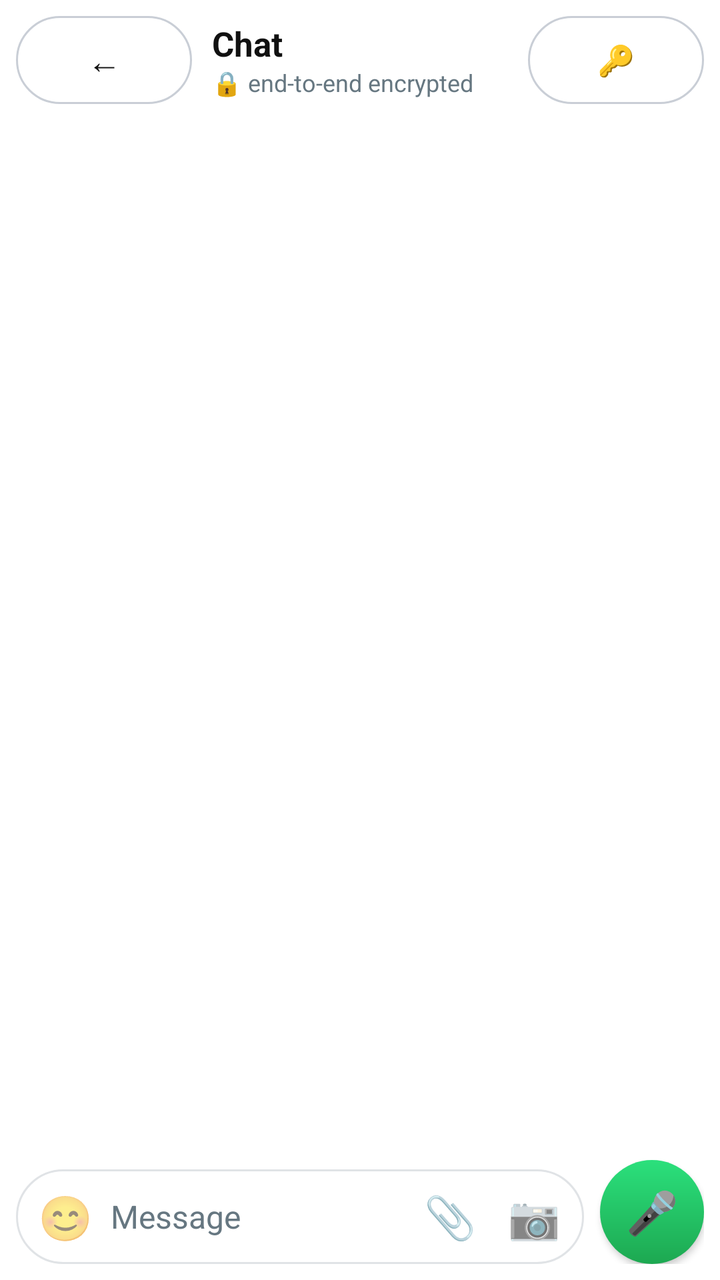
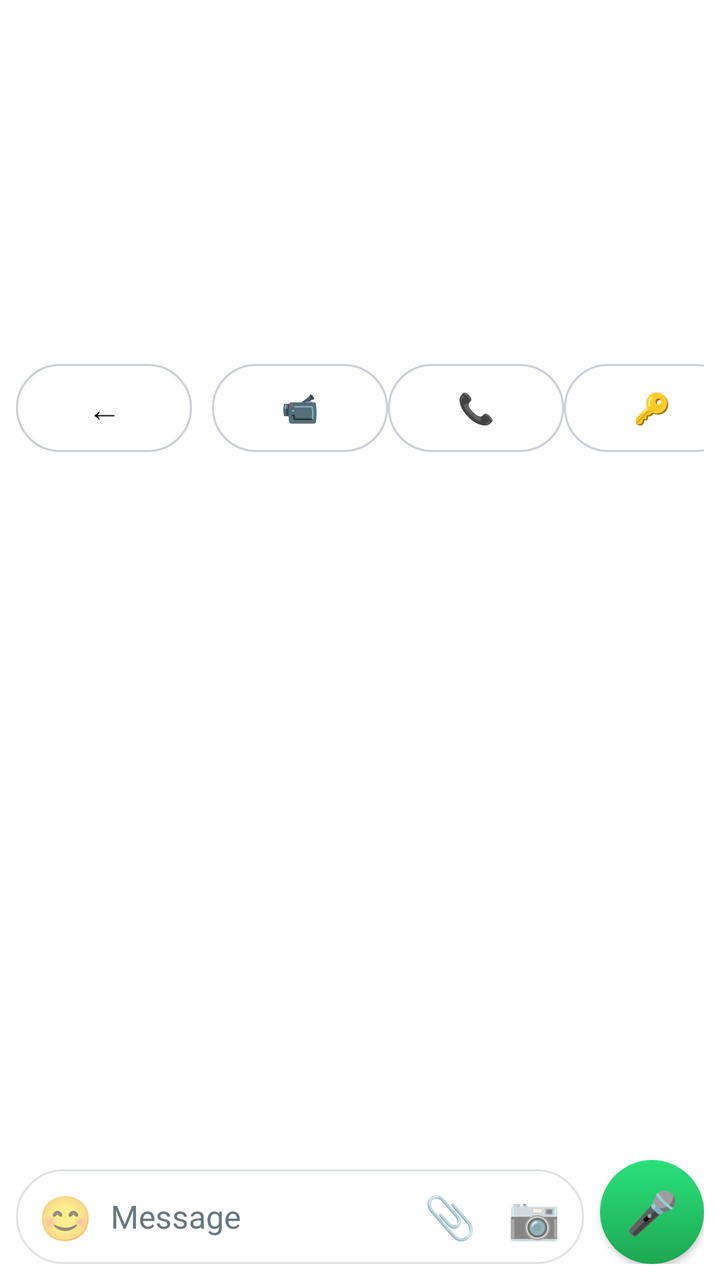

Two renders of the same Android screen: before a commit and after it. Below are the layout's source before the change and the commit's diff.
<!-- AndroidManifest.xml: application theme AppTheme -->
<!-- res/layout/activity_chat.xml -->
<?xml version="1.0" encoding="utf-8"?>
<LinearLayout xmlns:android="http://schemas.android.com/apk/res/android"
    android:layout_width="match_parent" android:layout_height="match_parent"
    android:background="@drawable/bg_app" android:orientation="vertical">

    <LinearLayout
        android:layout_width="match_parent" android:layout_height="wrap_content"
        android:background="@drawable/bg_header" android:gravity="center_vertical"
        android:orientation="horizontal" android:padding="8dp">

        <Button
            android:id="@+id/btnBack"
            android:layout_width="wrap_content" android:layout_height="44dp"
            android:background="@drawable/bg_btn_ghost" android:paddingLeft="13dp"
            android:paddingRight="13dp" android:text="←"
            android:textColor="@color/ink" android:textSize="17sp" />

        <LinearLayout
            android:layout_width="0dp" android:layout_height="wrap_content"
            android:layout_marginLeft="10dp" android:layout_weight="1"
            android:orientation="vertical">
            <TextView
                android:id="@+id/tvChatTitle"
                android:layout_width="wrap_content" android:layout_height="wrap_content"
                android:text="Chat" android:textColor="@color/ink"
                android:textSize="17sp" android:textStyle="bold" />
            <TextView
                android:id="@+id/tvChatSub"
                android:layout_width="wrap_content" android:layout_height="wrap_content"
                android:text="🔒 end-to-end encrypted" android:textColor="@color/sub"
                android:textSize="12sp" />
        </LinearLayout>
        <Button
            android:id="@+id/btnSafety"
            android:layout_width="wrap_content" android:layout_height="44dp"
            android:background="@drawable/bg_btn_ghost" android:paddingLeft="13dp"
            android:paddingRight="13dp" android:text="🔑"
            android:textColor="@color/ink" android:textSize="15sp" />
    </LinearLayout>

    <FrameLayout
        android:id="@+id/wallpaperRoot"
        android:layout_width="match_parent" android:layout_height="0dp"
        android:layout_weight="1">

        <ScrollView
            android:id="@+id/chatScroll"
            android:layout_width="match_parent" android:layout_height="match_parent">
            <LinearLayout
                android:id="@+id/msgList"
                android:layout_width="match_parent" android:layout_height="wrap_content"
                android:orientation="vertical" android:padding="10dp" />
        </ScrollView>

        <LinearLayout
            android:layout_width="match_parent" android:layout_height="wrap_content"
            android:layout_gravity="bottom" android:orientation="vertical"
            android:paddingLeft="8dp" android:paddingRight="8dp" android:paddingBottom="8dp">

            <LinearLayout
                android:id="@+id/recordBar"
                android:layout_width="match_parent" android:layout_height="wrap_content"
                android:layout_marginBottom="6dp" android:background="@drawable/bg_pill"
                android:gravity="center_vertical" android:orientation="horizontal"
                android:padding="8dp" android:visibility="gone">
                <TextView
                    android:layout_width="wrap_content" android:layout_height="wrap_content"
                    android:text="●" android:textColor="#F44336" android:textSize="16sp" />
                <TextView
                    android:id="@+id/tvRecTime"
                    android:layout_width="0dp" android:layout_height="wrap_content"
                    android:layout_marginLeft="8dp" android:layout_weight="1"
                    android:text="0:00" android:textColor="@color/ink" android:textSize="16sp" />
                <Button
                    android:id="@+id/btnRecCancel"
                    android:layout_width="wrap_content" android:layout_height="42dp"
                    android:background="@drawable/bg_btn_ghost" android:paddingLeft="14dp"
                    android:paddingRight="14dp" android:text="Cancel"
                    android:textColor="@color/ink" android:textSize="14sp" />
                <Button
                    android:id="@+id/btnRecSend"
                    android:layout_width="wrap_content" android:layout_height="42dp"
                    android:layout_marginLeft="8dp" android:background="@drawable/bg_btn_teal"
                    android:paddingLeft="16dp" android:paddingRight="16dp" android:text="Bhejo ➤"
                    android:textColor="#FFFFFF" android:textSize="14sp" />
            </LinearLayout>

            <LinearLayout
                android:id="@+id/replyBar"
                android:layout_width="match_parent" android:layout_height="wrap_content"
                android:layout_marginBottom="6dp" android:background="@drawable/bg_pill"
                android:gravity="center_vertical" android:orientation="horizontal"
                android:paddingLeft="14dp" android:paddingRight="6dp"
                android:paddingTop="4dp" android:paddingBottom="4dp" android:visibility="gone">
                <TextView
                    android:id="@+id/tvReply"
                    android:layout_width="0dp" android:layout_height="wrap_content"
                    android:layout_weight="1" android:text="" android:textColor="@color/ink"
                    android:textSize="13sp" />
                <TextView
                    android:id="@+id/btnReplyX"
                    android:layout_width="wrap_content" android:layout_height="wrap_content"
                    android:padding="8dp" android:text="✕" android:textColor="@color/ink"
                    android:textSize="15sp" />
            </LinearLayout>

            <LinearLayout
                android:id="@+id/inputBar"
                android:layout_width="match_parent" android:layout_height="wrap_content"
                android:gravity="bottom" android:orientation="horizontal">

                <LinearLayout
                    android:layout_width="0dp" android:layout_height="wrap_content"
                    android:layout_weight="1" android:background="@drawable/bg_pill"
                    android:gravity="center_vertical" android:orientation="horizontal"
                    android:paddingLeft="2dp" android:paddingRight="4dp">
                    <TextView
                        android:id="@+id/btnEmoji"
                        android:layout_width="wrap_content" android:layout_height="wrap_content"
                        android:padding="9dp" android:text="😊" android:textSize="22sp" />
                    <EditText
                        android:id="@+id/etMessage"
                        android:layout_width="0dp" android:layout_height="wrap_content"
                        android:layout_weight="1" android:background="@null"
                        android:hint="Message" android:inputType="textMultiLine"
                        android:maxLines="4" android:paddingTop="11dp"
                        android:paddingBottom="11dp" android:textColor="@color/ink"
                        android:textColorHint="@color/sub" android:textSize="16sp" />
                    <TextView
                        android:id="@+id/btnAttach"
                        android:layout_width="wrap_content" android:layout_height="wrap_content"
                        android:padding="8dp" android:text="📎" android:textSize="21sp" />
                    <TextView
                        android:id="@+id/btnCamera"
                        android:layout_width="wrap_content" android:layout_height="wrap_content"
                        android:padding="8dp" android:text="📷" android:textSize="21sp" />
                </LinearLayout>

                <Button
                    android:id="@+id/btnMicSend"
                    android:layout_width="52dp" android:layout_height="52dp"
                    android:layout_marginLeft="8dp" android:background="@drawable/bg_btn_circle"
                    android:text="🎤" android:textColor="#FFFFFF" android:textSize="21sp" />
            </LinearLayout>

            <GridLayout
                android:id="@+id/emojiPanel"
                android:layout_width="match_parent" android:layout_height="wrap_content"
                android:layout_marginTop="6dp" android:background="@drawable/bg_pill"
                android:columnCount="8" android:padding="8dp" android:visibility="gone" />
        </LinearLayout>
    </FrameLayout>
</LinearLayout>
<!-- resources referenced by this layout -->
<resources>
  <color name="ink">#111111</color>
  <color name="sub">#667781</color>
  <!-- drawable bg_app (drawable) -->
  <?xml version="1.0" encoding="utf-8"?>
  <shape xmlns:android="http://schemas.android.com/apk/res/android" android:shape="rectangle">
      <solid android:color="#FFFFFF" />
  </shape>
  <!-- drawable bg_btn_circle (drawable) -->
  <?xml version="1.0" encoding="utf-8"?>
  <shape xmlns:android="http://schemas.android.com/apk/res/android" android:shape="oval">
      <gradient android:angle="270" android:startColor="#2BE07C" android:endColor="#1DA851" />
  </shape>
  <!-- drawable bg_btn_ghost (drawable) -->
  <?xml version="1.0" encoding="utf-8"?>
  <shape xmlns:android="http://schemas.android.com/apk/res/android" android:shape="rectangle">
      <corners android:radius="24dp" />
      <stroke android:width="1dp" android:color="#C9CED6" />
      <solid android:color="#00000000" />
  </shape>
  <!-- drawable bg_btn_teal (drawable) -->
  <?xml version="1.0" encoding="utf-8"?>
  <shape xmlns:android="http://schemas.android.com/apk/res/android" android:shape="rectangle">
      <corners android:radius="24dp" />
      <gradient android:angle="270" android:startColor="#00C298" android:endColor="#008069" />
  </shape>
  <!-- drawable bg_header (drawable) -->
  <?xml version="1.0" encoding="utf-8"?>
  <shape xmlns:android="http://schemas.android.com/apk/res/android" android:shape="rectangle">
      <solid android:color="#FFFFFF" />
  </shape>
  <!-- drawable bg_pill (drawable) -->
  <?xml version="1.0" encoding="utf-8"?>
  <shape xmlns:android="http://schemas.android.com/apk/res/android" android:shape="rectangle">
      <corners android:radius="28dp" />
      <solid android:color="#FFFFFF" />
      <stroke android:width="1dp" android:color="#E0E3E6" />
  </shape>
  <style name="AppTheme" parent="android:Theme.Material.Light.NoActionBar" />
</resources>

<!-- the commit's change to res/layout/activity_chat.xml (unified diff, before → after) -->
@@ -30,6 +30,18 @@
                 android:text="🔒 end-to-end encrypted" android:textColor="@color/sub"
                 android:textSize="12sp" />
         </LinearLayout>
+        <Button
+            android:id="@+id/btnVideo"
+            android:layout_width="wrap_content" android:layout_height="44dp"
+            android:background="@drawable/bg_btn_ghost" android:paddingLeft="9dp"
+            android:paddingRight="9dp" android:text="📹"
+            android:textColor="@color/ink" android:textSize="15sp" />
+        <Button
+            android:id="@+id/btnCall"
+            android:layout_width="wrap_content" android:layout_height="44dp"
+            android:background="@drawable/bg_btn_ghost" android:paddingLeft="9dp"
+            android:paddingRight="9dp" android:text="📞"
+            android:textColor="@color/ink" android:textSize="15sp" />
         <Button
             android:id="@+id/btnSafety"
             android:layout_width="wrap_content" android:layout_height="44dp"
